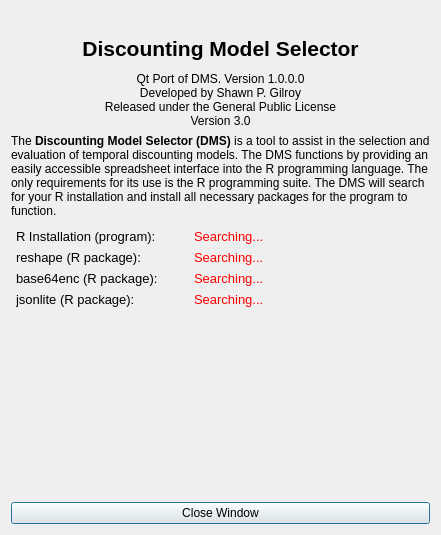
First picture: the form in statusdialog.ui, repository miyamot0/ModelSelectorQt, before the edit.
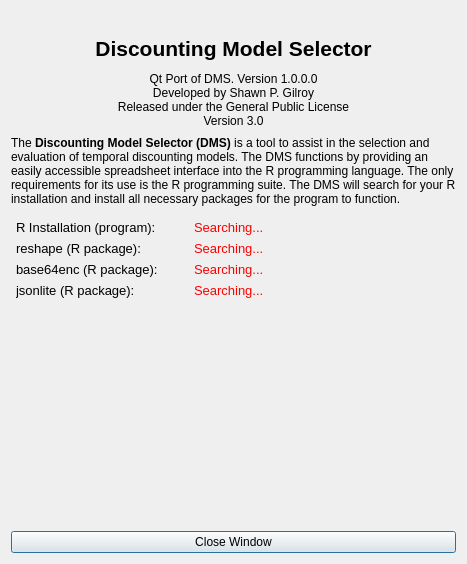
Second picture: the form after the edit. Icons and pictures are not drawn.

Commit message: Amend UI to account for OSX spacing preferences

```diff
--- a/statusdialog.ui
+++ b/statusdialog.ui
@@ -9,8 +9,8 @@
    <rect>
     <x>0</x>
     <y>0</y>
-    <width>441</width>
-    <height>535</height>
+    <width>467</width>
+    <height>564</height>
    </rect>
   </property>
   <property name="windowTitle">
```
The commit also changes 2 other files.
